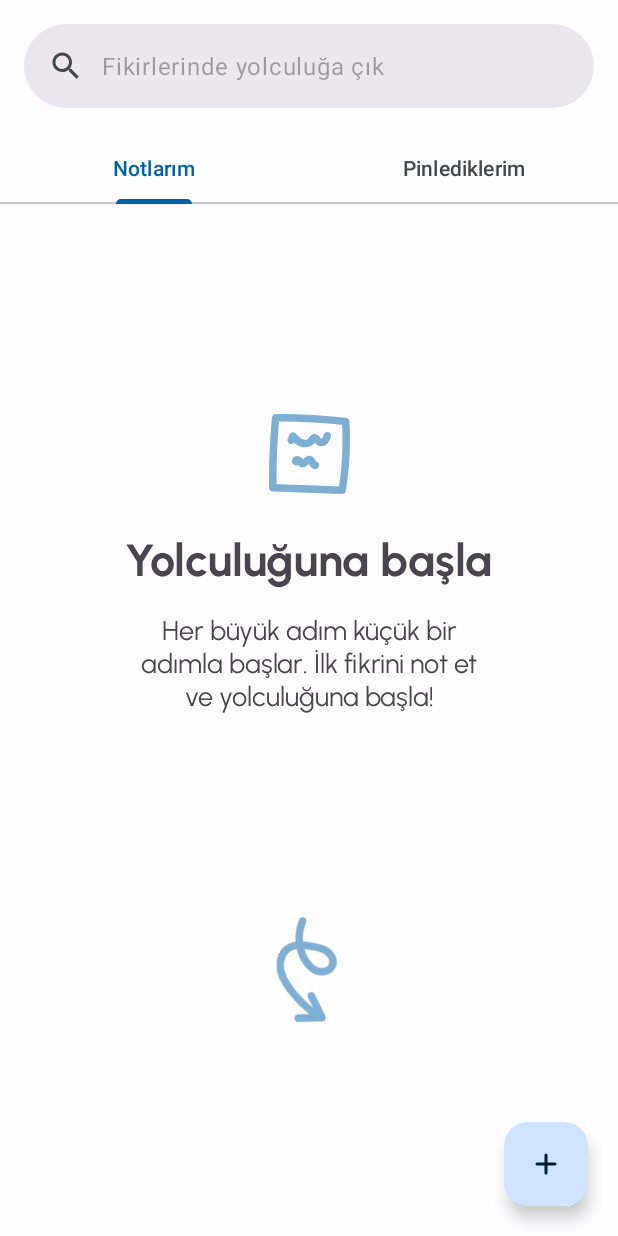
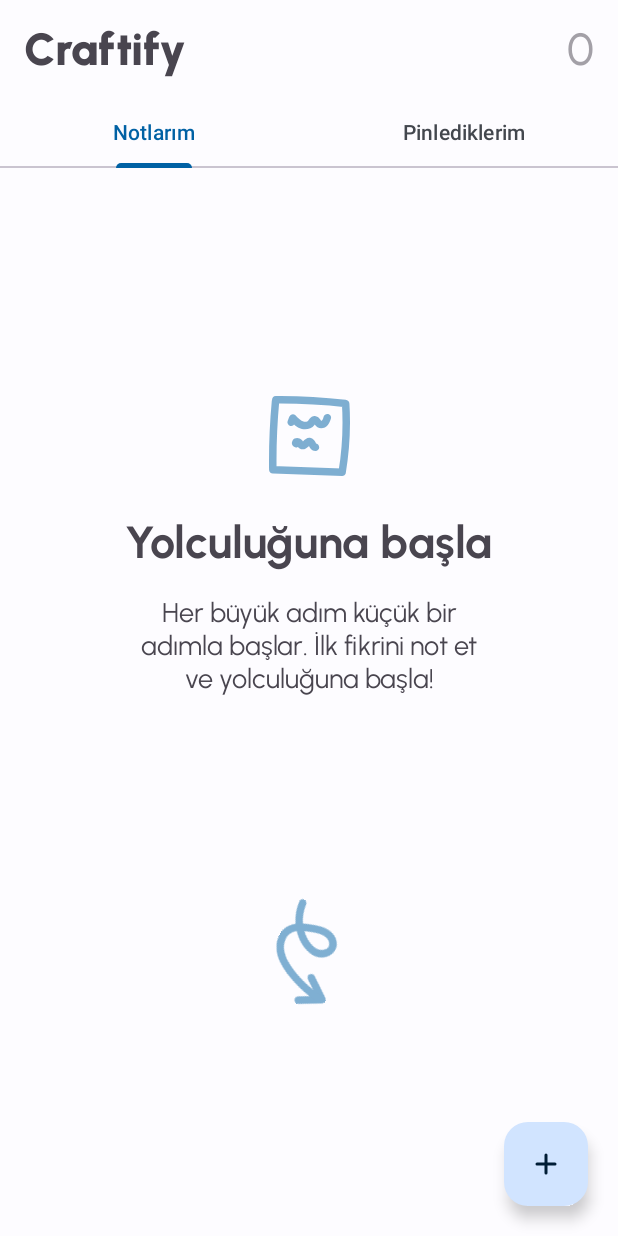
Before and after one commit to yunusemreyakisan/craftify-app, an Android app: the screen it shows after launch (MainActivity), on a phone screen of 412 x 824 dp. Run offline under Robolectric (Android 15) with nearby library versions, the phone set to English and light mode, and no system bars; our stand-ins replace Room's generated code.

```diff
--- a/app/build.gradle
+++ b/app/build.gradle
@@ -43,6 +43,7 @@ dependencies {
     implementation 'androidx.constraintlayout:constraintlayout:2.1.4'
     implementation 'androidx.core:core-ktx:1.10.0'
     implementation 'androidx.core:core-ktx:1.10.0'
+    implementation 'androidx.core:core-ktx:1.10.0'
     testImplementation 'junit:junit:4.13.2'
     androidTestImplementation 'androidx.test.ext:junit:1.1.5'
     androidTestImplementation 'androidx.test.espresso:espresso-core:3.5.1'
--- a/app/src/main/java/com/morestudio/craftify/MainActivity.kt
+++ b/app/src/main/java/com/morestudio/craftify/MainActivity.kt
@@ -2,8 +2,8 @@ package com.morestudio.craftify
 
 import android.os.Bundle
 import android.view.WindowManager
-import android.widget.SearchView
 import androidx.appcompat.app.AppCompatActivity
+import androidx.core.content.ContextCompat
 import com.google.android.material.tabs.TabLayoutMediator
 import com.morestudio.craftify.adapter.ViewPagerAdapter
 import com.morestudio.craftify.data.database.NoteDatabase
@@ -13,12 +13,39 @@ import com.morestudio.craftify.helpers.Helpers.going
 import com.morestudio.craftify.view.AddNote
 
 class MainActivity : AppCompatActivity(){
-    lateinit var binding: ActivityMainBinding
+    private lateinit var binding: ActivityMainBinding
+
     override fun onCreate(savedInstanceState: Bundle?) {
         super.onCreate(savedInstanceState)
         binding = ActivityMainBinding.inflate(layoutInflater)
         setContentView(binding.root)
 
+        //Tab Adapter
+        setTabAdapter()
+        //Window Management
+        windowManagement()
+
+    }
+
+    override fun onStart() {
+        super.onStart()
+
+        //Note Size
+        val noteSize = NoteDatabase.getDBInstance(applicationContext)?.noteDAO()?.getNoteCount()
+            ?.let { Integer.valueOf(it) }
+
+        binding.tvNoteSize.text = noteSize.toString()
+
+
+        binding.fab.setOnClickListener {
+            going(this@MainActivity, AddNote::class.java)
+        }
+
+    }
+
+
+    //Set Adapter
+    private fun setTabAdapter(){
         val viewPager = binding.viewPager
         val tabLayout = binding.tabLayout
 
@@ -31,35 +58,22 @@ class MainActivity : AppCompatActivity(){
                 1 -> tab.text = getString(R.string.pinned)
             }
         }.attach()
-
-        val window = this.window
-        if (Helpers.isDarkThemeEnabled(this)) {
-            window.addFlags(WindowManager.LayoutParams.FLAG_DRAWS_SYSTEM_BAR_BACKGROUNDS)
-            window.clearFlags(WindowManager.LayoutParams.FLAG_TRANSLUCENT_STATUS)
-            window.statusBarColor = this.resources.getColor(R.color.md_theme_dark_background)
-        } else {
-            window.statusBarColor = this.resources.getColor(R.color.md_theme_light_background)
-        }
+    }
 
 
-    }
-
-    override fun onStart() {
-        super.onStart()
-        val noteSize = NoteDatabase.getDBInstance(applicationContext)?.noteDAO()?.getNoteCount()
-            ?.let { Integer.valueOf(it) }
-
-        if (noteSize == 0) {
-            binding.notesSize.text = noteSize.toString()
+    //Window Manager
+    private fun windowManagement(){
+        val window = window
+        val color = if (Helpers.isDarkThemeEnabled(this)) {
+            ContextCompat.getColor(this, R.color.md_theme_dark_background)
         } else {
-            binding.notesSize.text = noteSize?.plus(1).toString()
+            ContextCompat.getColor(this, R.color.md_theme_light_background)
         }
-
-
-        binding.fab.setOnClickListener {
-            going(this@MainActivity, AddNote::class.java)
+        window.apply {
+            addFlags(WindowManager.LayoutParams.FLAG_DRAWS_SYSTEM_BAR_BACKGROUNDS)
+            clearFlags(WindowManager.LayoutParams.FLAG_TRANSLUCENT_STATUS)
+            statusBarColor = color
         }
-
     }
 
 }
--- a/app/src/main/java/com/morestudio/craftify/view/PinnedFragment.kt
+++ b/app/src/main/java/com/morestudio/craftify/view/PinnedFragment.kt
@@ -22,7 +22,6 @@ import kotlinx.coroutines.launch
 
 
 class PinnedFragment : Fragment() {
-
     lateinit var binding : FragmentPinnedBinding
     lateinit var pinnedNotesAdapter : NoteAdapter
     private lateinit var viewModel: PinnedViewModel
@@ -51,8 +50,6 @@ class PinnedFragment : Fragment() {
                 it
             )[PinnedViewModel::class.java]
         }!!
-
-
 
         //Pinned Notes init
         pinnedNotes = viewModel.getAllPinnedNotes()
--- a/app/src/main/res/layout/activity_main.xml
+++ b/app/src/main/res/layout/activity_main.xml
@@ -7,54 +7,46 @@
     android:foregroundTint="#FFFFFF"
     tools:context=".MainActivity">
 
-
-    <com.google.android.material.appbar.AppBarLayout
-        android:id="@+id/appBarLayout"
+    <com.google.android.material.appbar.MaterialToolbar
+        android:id="@+id/materialToolbar"
         android:layout_width="match_parent"
         android:layout_height="wrap_content"
         app:layout_constraintEnd_toEndOf="parent"
         app:layout_constraintStart_toStartOf="parent"
         app:layout_constraintTop_toTopOf="parent">
 
-        <com.google.android.material.search.SearchBar
-            android:id="@+id/search_bar"
-            style="@style/TextAppearance.Material3.SearchBar"
-            android:layout_width="match_parent"
+        <TextView
+            android:layout_width="wrap_content"
             android:layout_height="wrap_content"
-            android:hint="@string/fikirlerinde_yolculuga_cik" />
+            android:fontFamily="@font/urbanist_black"
+            android:text="Craftify"
+            android:textSize="30sp" />
 
-    </com.google.android.material.appbar.AppBarLayout>
-
-    <com.google.android.material.search.SearchView
-        android:id="@+id/searchView"
-        android:layout_width="match_parent"
-        android:layout_height="match_parent"
-        android:hint="Ara"
-        app:layout_constraintBottom_toBottomOf="parent"
-        app:layout_constraintEnd_toEndOf="parent"
-        app:layout_constraintStart_toStartOf="parent"
-        app:layout_constraintTop_toTopOf="parent">
 
         <TextView
-            android:id="@+id/notesSize"
+            android:id="@+id/tvNoteSize"
             android:layout_width="wrap_content"
             android:layout_height="wrap_content"
-            android:layout_gravity="end"
-            android:layout_marginHorizontal="20dp"
             android:fontFamily="@font/urbanist_medium"
             android:text="1/3"
-            android:textSize="20sp" />
+            android:alpha="0.5"
+            android:layout_gravity="end"
+            android:layout_marginHorizontal="16dp"
+            android:textSize="30sp" />
 
-    </com.google.android.material.search.SearchView>
 
+    </com.google.android.material.appbar.MaterialToolbar>
+
+    <!-- Tab Layout -->
     <com.google.android.material.tabs.TabLayout
         android:id="@+id/tabLayout"
         android:layout_width="match_parent"
         android:layout_height="wrap_content"
         app:layout_constraintEnd_toEndOf="parent"
         app:layout_constraintStart_toStartOf="parent"
-        app:layout_constraintTop_toBottomOf="@+id/appBarLayout" />
+        app:layout_constraintTop_toBottomOf="@+id/materialToolbar" />
 
+    <!-- ViewPager-2 -->
     <androidx.viewpager2.widget.ViewPager2
         android:id="@+id/viewPager"
         android:layout_width="match_parent"
@@ -63,7 +55,7 @@
         app:layout_constraintTop_toBottomOf="@+id/tabLayout"
         tools:layout_editor_absoluteX="0dp" />
 
-
+    <!-- FAB -->
     <com.google.android.material.floatingactionbutton.FloatingActionButton
         android:id="@+id/fab"
         android:layout_width="wrap_content"
```
